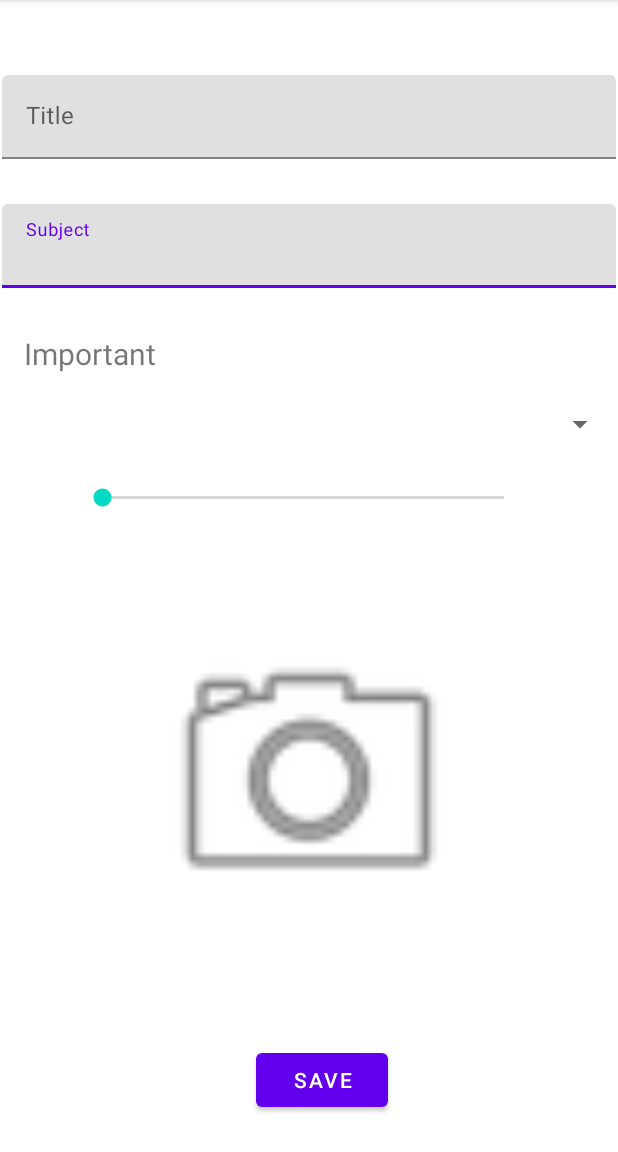
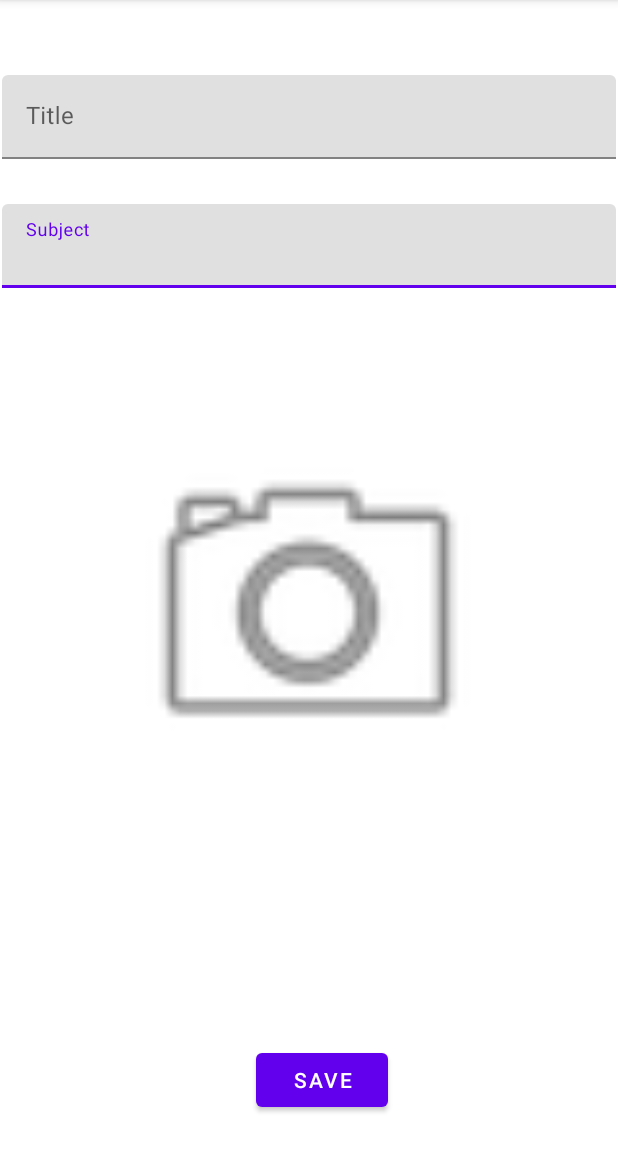
Before and after one commit to Clippercom/OsamaFinalProject, an Android app: the AddLocations screen opened directly, with no data from a screen before it, on a phone screen of 412 x 824 dp, the part 84-1236 px from its top. Run offline under Robolectric (Android 15) with nearby library versions, the phone set to English and light mode, and no system bars; our stand-ins replace Firebase (no records; nobody signed in at launch, a user with empty details on screens opened directly).

Commit message:
all fixed

```diff
--- a/app/src/main/java/com/example/osamafinalproject/AddLocations.java
+++ b/app/src/main/java/com/example/osamafinalproject/AddLocations.java
@@ -32,9 +32,6 @@ public class AddLocations extends AppCompatActivity {
 
         etSubjectAddtask = findViewById( R.id.etSubjectAddtask );
         etTitleAddtask = findViewById( R.id.etTitleAddtask );
-        tvAddtask = findViewById( R.id.tvAddtask );
-        sprAddtask = findViewById( R.id.sprAddtask );
-        sbrAddtask = findViewById( R.id.sbrAddtask );
         imgAddtsak = findViewById( R.id.imgAddtsak );
         btnAddtask = findViewById( R.id.btnAddtask );
 
--- a/app/src/main/res/layout/activity_add_locations.xml
+++ b/app/src/main/res/layout/activity_add_locations.xml
@@ -19,47 +19,14 @@
 
     <ImageView
         android:id="@+id/imgAddtsak"
-        android:layout_width="213dp"
-        android:layout_height="0dp"
-        android:layout_marginBottom="92dp"
+        android:layout_width="248dp"
+        android:layout_height="255dp"
+        android:layout_marginBottom="236dp"
         app:layout_constraintBottom_toBottomOf="parent"
         app:layout_constraintEnd_toEndOf="parent"
+        app:layout_constraintHorizontal_bias="0.496"
         app:layout_constraintStart_toStartOf="parent"
-        app:layout_constraintTop_toBottomOf="@+id/sbrAddtask"
         app:srcCompat="@android:drawable/ic_menu_camera" />
-
-    <SeekBar
-        android:id="@+id/sbrAddtask"
-        android:layout_width="300dp"
-        android:layout_height="50dp"
-        android:layout_marginStart="52dp"
-        android:layout_marginTop="5dp"
-        app:layout_constraintBottom_toTopOf="@+id/imgAddtsak"
-        app:layout_constraintStart_toStartOf="parent"
-        app:layout_constraintTop_toBottomOf="@+id/tvAddtask" />
-
-    <Spinner
-        android:id="@+id/sprAddtask"
-        android:layout_width="409dp"
-        android:layout_height="wrap_content"
-        android:layout_marginTop="5dp"
-        android:layout_marginBottom="19dp"
-        app:layout_constraintBottom_toTopOf="@+id/sbrAddtask"
-        app:layout_constraintEnd_toEndOf="parent"
-        app:layout_constraintStart_toStartOf="parent"
-        app:layout_constraintTop_toBottomOf="@+id/tvAddtask" />
-
-    <TextView
-        android:id="@+id/tvAddtask"
-        android:layout_width="100dp"
-        android:layout_height="50dp"
-        android:layout_marginStart="16dp"
-        android:layout_marginBottom="30dp"
-        android:text="Important"
-        android:textSize="20sp"
-        app:layout_constraintBottom_toTopOf="@+id/sbrAddtask"
-        app:layout_constraintStart_toStartOf="parent"
-        app:layout_constraintTop_toBottomOf="@+id/textInputLayout8" />
 
     <com.google.android.material.textfield.TextInputLayout
         android:id="@+id/textInputLayout9"
@@ -74,7 +41,8 @@
             android:id="@+id/etSubjectAddtask"
             android:layout_width="match_parent"
             android:layout_height="wrap_content"
-            android:hint="Subject" />
+            android:hint="Subject"
+            tools:ignore="TouchTargetSizeCheck,TouchTargetSizeCheck" />
     </com.google.android.material.textfield.TextInputLayout>
 
     <com.google.android.material.textfield.TextInputLayout
@@ -82,8 +50,6 @@
         android:layout_width="409dp"
         android:layout_height="wrap_content"
         android:layout_marginTop="50dp"
-        android:layout_marginBottom="116dp"
-        app:layout_constraintBottom_toTopOf="@+id/tvAddtask"
         app:layout_constraintEnd_toEndOf="parent"
         app:layout_constraintStart_toStartOf="parent"
         app:layout_constraintTop_toTopOf="parent">
@@ -92,7 +58,9 @@
             android:id="@+id/etTitleAddtask"
             android:layout_width="match_parent"
             android:layout_height="wrap_content"
-            android:hint="Title" />
+            android:hint="Title"
+            tools:ignore="TouchTargetSizeCheck,TouchTargetSizeCheck" />
+
     </com.google.android.material.textfield.TextInputLayout>
 
 </androidx.constraintlayout.widget.ConstraintLayout>
--- a/app/src/main/res/layout/activity_maps2.xml
+++ b/app/src/main/res/layout/activity_maps2.xml
@@ -4,6 +4,10 @@
     xmlns:map="http://schemas.android.com/apk/res-auto"
     xmlns:tools="http://schemas.android.com/tools"
     android:orientation="vertical" android:layout_height="match_parent" android:layout_width="match_parent">
+
+    <SearchView
+        android:layout_width="match_parent"
+        android:layout_height="wrap_content" />
 
     <fragment
         android:id="@+id/map"
```
Also changed, not shown: app/src/main/java/MyData/MyTaskAdapter.java (deleted, +0 -61 lines), app/src/main/java/com/example/osamafinalproject/MapsActivity.java (+27 -0 lines), app/src/main/res/layout/task_item_layout.xml (deleted, +0 -67 lines).
